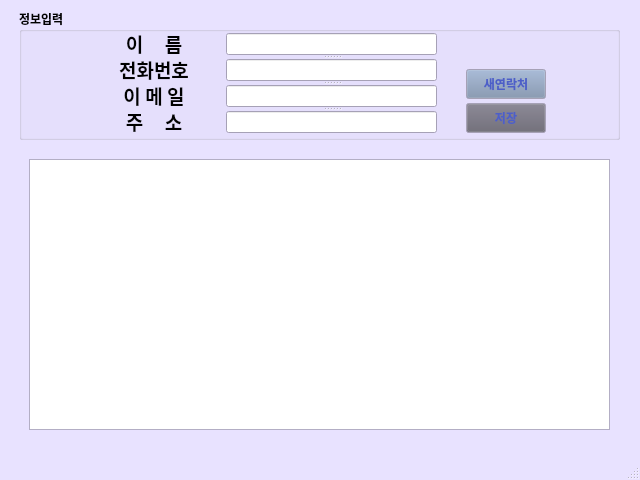
Above: part1/stdPyQt/addressBook.ui from limchaeyeon8/MimiProjects before the change. Below: the same form after it.
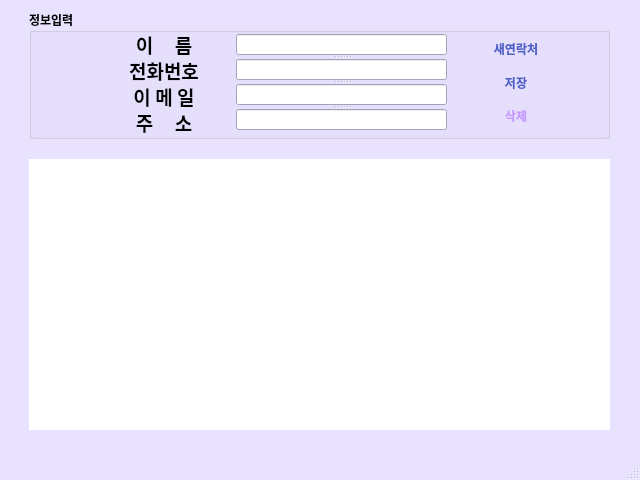
That is the form after the change.

What changed in the file:
```diff
--- a/part1/stdPyQt/addressBook.ui
+++ b/part1/stdPyQt/addressBook.ui
@@ -10,6 +10,24 @@
     <height>480</height>
    </rect>
   </property>
+  <property name="sizePolicy">
+   <sizepolicy hsizetype="Fixed" vsizetype="Fixed">
+    <horstretch>0</horstretch>
+    <verstretch>0</verstretch>
+   </sizepolicy>
+  </property>
+  <property name="minimumSize">
+   <size>
+    <width>640</width>
+    <height>480</height>
+   </size>
+  </property>
+  <property name="maximumSize">
+   <size>
+    <width>640</width>
+    <height>480</height>
+   </size>
+  </property>
   <property name="palette">
    <palette>
     <active>
@@ -463,6 +481,18 @@
    <string>MainWindow</string>
   </property>
   <widget class="QWidget" name="centralwidget">
+   <property name="sizePolicy">
+    <sizepolicy hsizetype="Fixed" vsizetype="Fixed">
+     <horstretch>0</horstretch>
+     <verstretch>0</verstretch>
+    </sizepolicy>
+   </property>
+   <property name="maximumSize">
+    <size>
+     <width>640</width>
+     <height>439</height>
+    </size>
+   </property>
    <widget class="QWidget" name="verticalLayoutWidget">
     <property name="geometry">
      <rect>
@@ -474,13 +504,25 @@
     </property>
     <layout class="QVBoxLayout" name="verticalLayout">
      <property name="leftMargin">
-      <number>10</number>
+      <number>20</number>
      </property>
      <property name="rightMargin">
-      <number>10</number>
+      <number>20</number>
      </property>
      <item>
       <widget class="QGroupBox" name="groupBox">
+       <property name="sizePolicy">
+        <sizepolicy hsizetype="Fixed" vsizetype="Fixed">
+         <horstretch>0</horstretch>
+         <verstretch>0</verstretch>
+        </sizepolicy>
+       </property>
+       <property name="maximumSize">
+        <size>
+         <width>581</width>
+         <height>129</height>
+        </size>
+       </property>
        <property name="title">
         <string>정보입력</string>
        </property>
@@ -512,11 +554,17 @@
         <property name="geometry">
          <rect>
           <x>447</x>
-          <y>60</y>
+          <y>24</y>
           <width>80</width>
           <height>30</height>
          </rect>
         </property>
+        <property name="maximumSize">
+         <size>
+          <width>80</width>
+          <height>30</height>
+         </size>
+        </property>
         <property name="palette">
          <palette>
           <active>
@@ -638,16 +686,31 @@
         <property name="text">
          <string>새연락처</string>
         </property>
+        <property name="autoDefault">
+         <bool>false</bool>
+        </property>
+        <property name="default">
+         <bool>false</bool>
+        </property>
+        <property name="flat">
+         <bool>true</bool>
+        </property>
        </widget>
        <widget class="QPushButton" name="btnSave">
         <property name="geometry">
          <rect>
           <x>447</x>
-          <y>94</y>
+          <y>58</y>
           <width>80</width>
           <height>30</height>
          </rect>
         </property>
+        <property name="maximumSize">
+         <size>
+          <width>80</width>
+          <height>30</height>
+         </size>
+        </property>
         <property name="palette">
          <palette>
           <active>
@@ -688,6 +751,71 @@
         <property name="text">
          <string>저장</string>
         </property>
+        <property name="flat">
+         <bool>true</bool>
+        </property>
+       </widget>
+       <widget class="QPushButton" name="btnDel">
+        <property name="geometry">
+         <rect>
+          <x>447</x>
+          <y>91</y>
+          <width>80</width>
+          <height>30</height>
+         </rect>
+        </property>
+        <property name="maximumSize">
+         <size>
+          <width>80</width>
+          <height>30</height>
+         </size>
+        </property>
+        <property name="palette">
+         <palette>
+          <active>
+           <colorrole role="ButtonText">
+            <brush brushstyle="SolidPattern">
+             <color alpha="255">
+              <red>199</red>
+              <green>152</green>
+              <blue>255</blue>
+             </color>
+            </brush>
+           </colorrole>
+          </active>
+          <inactive>
+           <colorrole role="ButtonText">
+            <brush brushstyle="SolidPattern">
+             <color alpha="255">
+              <red>199</red>
+              <green>152</green>
+              <blue>255</blue>
+             </color>
+            </brush>
+           </colorrole>
+          </inactive>
+          <disabled>
+           <colorrole role="ButtonText">
+            <brush brushstyle="SolidPattern">
+             <color alpha="255">
+              <red>116</red>
+              <green>113</green>
+              <blue>127</blue>
+             </color>
+            </brush>
+           </colorrole>
+          </disabled>
+         </palette>
+        </property>
+        <property name="cursor">
+         <cursorShape>CrossCursor</cursorShape>
+        </property>
+        <property name="text">
+         <string>삭제</string>
+        </property>
+        <property name="flat">
+         <bool>true</bool>
+        </property>
        </widget>
        <widget class="QLabel" name="label_3">
         <property name="geometry">
@@ -767,7 +895,7 @@
           <x>207</x>
           <y>24</y>
           <width>211</width>
-          <height>101</height>
+          <height>99</height>
          </rect>
         </property>
         <property name="font">
@@ -782,6 +910,12 @@
          <enum>Qt::Vertical</enum>
         </property>
         <widget class="QLineEdit" name="txtName">
+         <property name="maximumSize">
+          <size>
+           <width>221</width>
+           <height>21</height>
+          </size>
+         </property>
          <property name="palette">
           <palette>
            <active>
@@ -859,6 +993,12 @@
          </property>
         </widget>
         <widget class="QLineEdit" name="txtPhone">
+         <property name="maximumSize">
+          <size>
+           <width>221</width>
+           <height>21</height>
+          </size>
+         </property>
          <property name="font">
           <font>
            <family>한컴 말랑말랑 Regular</family>
@@ -871,8 +1011,22 @@
           <set>Qt::ImhFormattedNumbersOnly</set>
          </property>
         </widget>
-        <widget class="QLineEdit" name="txtEmail"/>
-        <widget class="QLineEdit" name="txtAddr"/>
+        <widget class="QLineEdit" name="txtEmail">
+         <property name="maximumSize">
+          <size>
+           <width>221</width>
+           <height>21</height>
+          </size>
+         </property>
+        </widget>
+        <widget class="QLineEdit" name="txtAddr">
+         <property name="maximumSize">
+          <size>
+           <width>221</width>
+           <height>21</height>
+          </size>
+         </property>
+        </widget>
        </widget>
       </widget>
      </item>
@@ -902,11 +1056,261 @@
      </property>
      <item>
       <widget class="QTableWidget" name="tblAddress">
+       <property name="sizePolicy">
+        <sizepolicy hsizetype="Fixed" vsizetype="Fixed">
+         <horstretch>0</horstretch>
+         <verstretch>0</verstretch>
+        </sizepolicy>
+       </property>
+       <property name="minimumSize">
+        <size>
+         <width>581</width>
+         <height>271</height>
+        </size>
+       </property>
+       <property name="maximumSize">
+        <size>
+         <width>581</width>
+         <height>271</height>
+        </size>
+       </property>
+       <property name="palette">
+        <palette>
+         <active>
+          <colorrole role="Light">
+           <brush brushstyle="SolidPattern">
+            <color alpha="255">
+             <red>252</red>
+             <green>247</green>
+             <blue>255</blue>
+            </color>
+           </brush>
+          </colorrole>
+          <colorrole role="Midlight">
+           <brush brushstyle="SolidPattern">
+            <color alpha="255">
+             <red>231</red>
+             <green>225</green>
+             <blue>236</blue>
+            </color>
+           </brush>
+          </colorrole>
+          <colorrole role="Text">
+           <brush brushstyle="SolidPattern">
+            <color alpha="255">
+             <red>9</red>
+             <green>14</green>
+             <blue>33</blue>
+            </color>
+           </brush>
+          </colorrole>
+          <colorrole role="BrightText">
+           <brush brushstyle="SolidPattern">
+            <color alpha="255">
+             <red>233</red>
+             <green>249</green>
+             <blue>255</blue>
+            </color>
+           </brush>
+          </colorrole>
+          <colorrole role="ButtonText">
+           <brush brushstyle="SolidPattern">
+            <color alpha="255">
+             <red>188</red>
+             <green>183</green>
+             <blue>241</blue>
+            </color>
+           </brush>
+          </colorrole>
+          <colorrole role="Base">
+           <brush brushstyle="SolidPattern">
+            <color alpha="255">
+             <red>255</red>
+             <green>255</green>
+             <blue>255</blue>
+            </color>
+           </brush>
+          </colorrole>
+          <colorrole role="Highlight">
+           <brush brushstyle="SolidPattern">
+            <color alpha="255">
+             <red>215</red>
+             <green>222</green>
+             <blue>243</blue>
+            </color>
+           </brush>
+          </colorrole>
+          <colorrole role="Link">
+           <brush brushstyle="SolidPattern">
+            <color alpha="255">
+             <red>161</red>
+             <green>194</green>
+             <blue>255</blue>
+            </color>
+           </brush>
+          </colorrole>
+         </active>
+         <inactive>
+          <colorrole role="Light">
+           <brush brushstyle="SolidPattern">
+            <color alpha="255">
+             <red>252</red>
+             <green>247</green>
+             <blue>255</blue>
+            </color>
+           </brush>
+          </colorrole>
+          <colorrole role="Midlight">
+           <brush brushstyle="SolidPattern">
+            <color alpha="255">
+             <red>231</red>
+             <green>225</green>
+             <blue>236</blue>
+            </color>
+           </brush>
+          </colorrole>
+          <colorrole role="Text">
+           <brush brushstyle="SolidPattern">
+            <color alpha="255">
+             <red>9</red>
+             <green>14</green>
+             <blue>33</blue>
+            </color>
+           </brush>
+          </colorrole>
+          <colorrole role="BrightText">
+           <brush brushstyle="SolidPattern">
+            <color alpha="255">
+             <red>233</red>
+             <green>249</green>
+             <blue>255</blue>
+            </color>
+           </brush>
+          </colorrole>
+          <colorrole role="ButtonText">
+           <brush brushstyle="SolidPattern">
+            <color alpha="255">
+             <red>188</red>
+             <green>183</green>
+             <blue>241</blue>
+            </color>
+           </brush>
+          </colorrole>
+          <colorrole role="Base">
+           <brush brushstyle="SolidPattern">
+            <color alpha="255">
+             <red>255</red>
+             <green>255</green>
+             <blue>255</blue>
+            </color>
+           </brush>
+          </colorrole>
+          <colorrole role="Highlight">
+           <brush brushstyle="SolidPattern">
+            <color alpha="255">
+             <red>215</red>
+             <green>222</green>
+             <blue>243</blue>
+            </color>
+           </brush>
+          </colorrole>
+          <colorrole role="Link">
+           <brush brushstyle="SolidPattern">
+            <color alpha="255">
+             <red>161</red>
+             <green>194</green>
+             <blue>255</blue>
+            </color>
+           </brush>
+          </colorrole>
+         </inactive>
+         <disabled>
+          <colorrole role="Light">
+           <brush brushstyle="SolidPattern">
+            <color alpha="255">
+             <red>252</red>
+             <green>247</green>
+             <blue>255</blue>
+            </color>
+           </brush>
+          </colorrole>
+          <colorrole role="Midlight">
+           <brush brushstyle="SolidPattern">
+            <color alpha="255">
+             <red>231</red>
+             <green>225</green>
+             <blue>236</blue>
+            </color>
+           </brush>
+          </colorrole>
+          <colorrole role="Text">
+           <brush brushstyle="SolidPattern">
+            <color alpha="255">
+             <red>116</red>
+             <green>113</green>
+             <blue>127</blue>
+            </color>
+           </brush>
+          </colorrole>
+          <colorrole role="BrightText">
+           <brush brushstyle="SolidPattern">
+            <color alpha="255">
+             <red>233</red>
+             <green>249</green>
+             <blue>255</blue>
+            </color>
+           </brush>
+          </colorrole>
+          <colorrole role="ButtonText">
+           <brush brushstyle="SolidPattern">
+            <color alpha="255">
+             <red>116</red>
+             <green>113</green>
+             <blue>127</blue>
+            </color>
+           </brush>
+          </colorrole>
+          <colorrole role="Base">
+           <brush brushstyle="SolidPattern">
+            <color alpha="255">
+             <red>232</red>
+             <green>226</green>
+             <blue>255</blue>
+            </color>
+           </brush>
+          </colorrole>
+          <colorrole role="Highlight">
+           <brush brushstyle="SolidPattern">
+            <color alpha="255">
+             <red>0</red>
+             <green>120</green>
+             <blue>215</blue>
+            </color>
+           </brush>
+          </colorrole>
+          <colorrole role="Link">
+           <brush brushstyle="SolidPattern">
+            <color alpha="255">
+             <red>161</red>
+             <green>194</green>
+             <blue>255</blue>
+            </color>
+           </brush>
+          </colorrole>
+         </disabled>
+        </palette>
+       </property>
        <property name="font">
         <font>
          <family>한컴 말랑말랑 Regular</family>
         </font>
        </property>
+       <property name="frameShape">
+        <enum>QFrame::NoFrame</enum>
+       </property>
+       <property name="frameShadow">
+        <enum>QFrame::Sunken</enum>
+       </property>
       </widget>
      </item>
     </layout>
```
Left out of the diff: 6 changed lines with no effect on the pictures.
